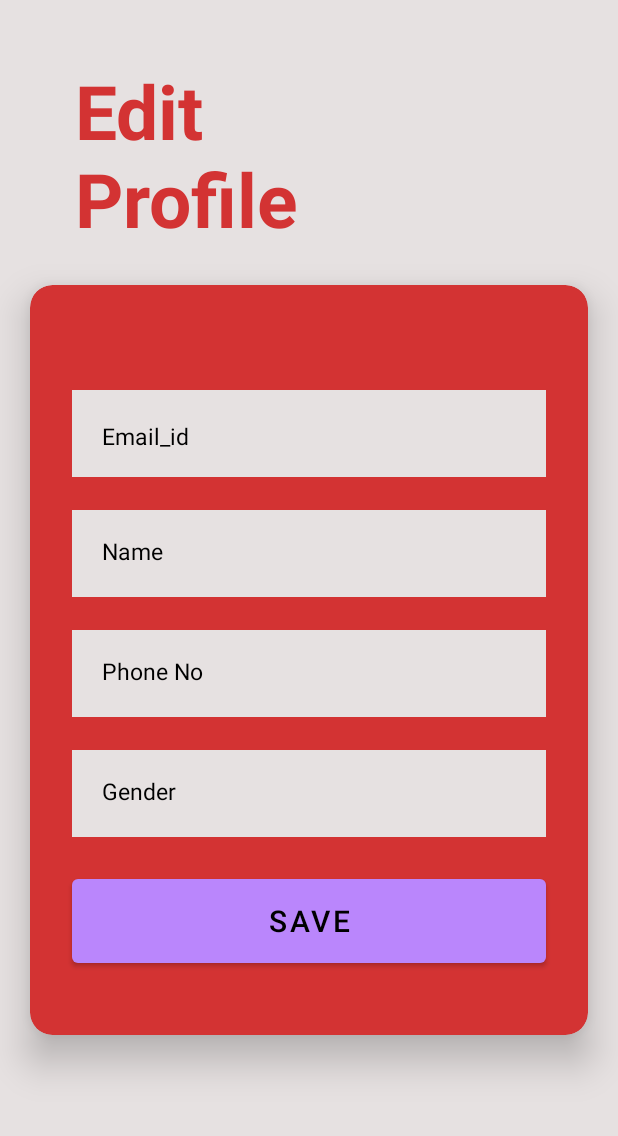
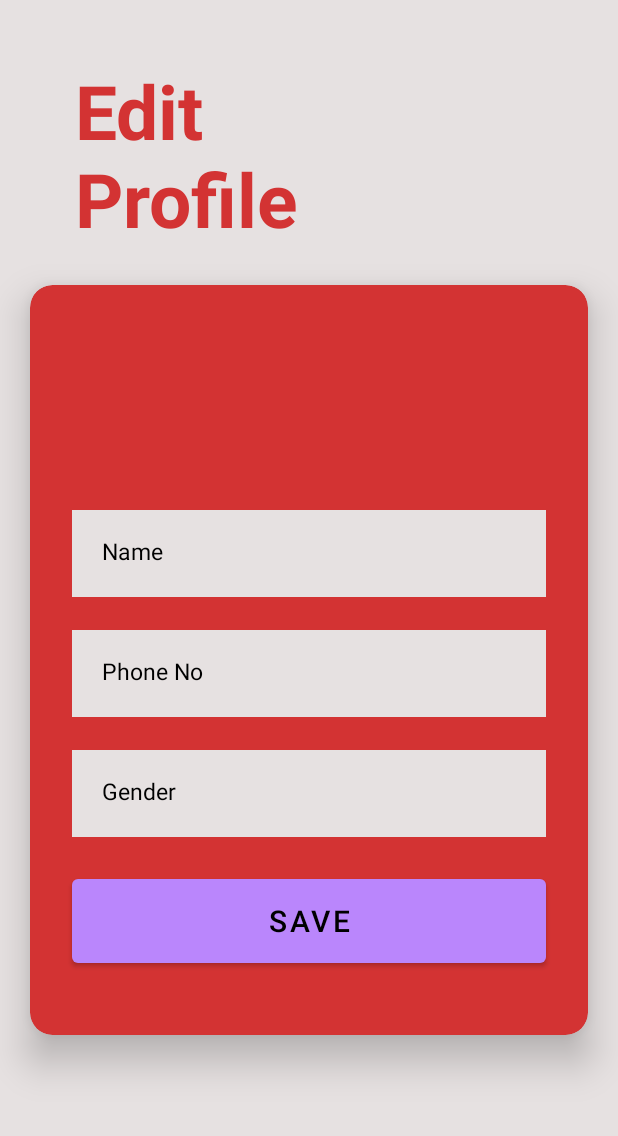
Before and after one commit to ChinmayGawad/Student_Room_Sharing_App, an Android app: the EditProfile screen opened directly, with no data from a screen before it, after a tap on "SAVE", on a phone screen of 412 x 824 dp, the part 84-1220 px from its top. Run offline under Robolectric (Android 15) with nearby library versions, the phone set to English and light mode, and no system bars; our stand-ins replace Firebase (no records; nobody signed in at launch, a user with empty details on screens opened directly).

Commit message:
Edit Profile Done

```diff
--- a/app/build.gradle.kts
+++ b/app/build.gradle.kts
@@ -38,15 +38,13 @@ dependencies {
     implementation("androidx.appcompat:appcompat:1.6.1")
     implementation("com.google.android.material:material:1.11.0")
     implementation("androidx.constraintlayout:constraintlayout:2.1.4")
+    implementation("androidx.activity:activity:1.8.2")
     implementation("com.google.firebase:firebase-database:20.3.1")
+    implementation("com.google.firebase:firebase-auth:22.3.1")
     implementation("com.google.firebase:firebase-storage:20.3.0")
-    implementation("androidx.activity:activity:1.8.2")
     testImplementation("junit:junit:4.13.2")
     androidTestImplementation("androidx.test.ext:junit:1.1.5")
     androidTestImplementation("androidx.test.espresso:espresso-core:3.5.1")
-    implementation(platform("com.google.firebase:firebase-bom:32.7.4"))
-    implementation("com.google.firebase:firebase-auth:22.3.1")
-    implementation("com.google.firebase:firebase-analytics")
     implementation ("com.github.bumptech.glide:glide:4.12.0")
     annotationProcessor ("com.github.bumptech.glide:compiler:4.12.0")
     implementation ("com.github.chrisbanes:PhotoView:2.3.0")
--- a/app/src/main/java/com/pgshare/studentroomsharingapp/EditProfile.java
+++ b/app/src/main/java/com/pgshare/studentroomsharingapp/EditProfile.java
@@ -8,11 +8,23 @@ import android.widget.Toast;
 
 import androidx.appcompat.app.AppCompatActivity;
 
+import com.google.firebase.auth.FirebaseAuth;
+import com.google.firebase.auth.FirebaseUser;
+import com.google.firebase.database.DatabaseReference;
+import com.google.firebase.database.FirebaseDatabase;
+
 public class EditProfile extends AppCompatActivity {
 
-    EditText  nameEditText, phoneEditText, genderEditText;
+    EditText nameEditText, phoneEditText, genderEditText;
     Button saveButton;
     ProgressBar profileProgressBar;
+
+    // Firebase authentication instance
+    FirebaseAuth mAuth;
+    // Firebase Realtime Database instance
+    FirebaseDatabase mDatabase;
+    // Reference to the current user's data node in the database
+    DatabaseReference mUserReference;
 
     @Override
     protected void onCreate(Bundle savedInstanceState) {
@@ -25,6 +37,14 @@ public class EditProfile extends AppCompatActivity {
         saveButton = findViewById(R.id.button);
         profileProgressBar = findViewById(R.id.ProfileProgressBar);
 
+        // Initialize Firebase instances
+        mAuth = FirebaseAuth.getInstance();
+        mDatabase = FirebaseDatabase.getInstance();
+        FirebaseUser currentUser = mAuth.getCurrentUser();
+        if (currentUser != null) {
+            mUserReference = mDatabase.getReference().child("Users").child(currentUser.getUid());
+        }
+
         saveButton.setOnClickListener(v -> {
             // Perform save operation here
             saveProfile();
@@ -32,9 +52,19 @@ public class EditProfile extends AppCompatActivity {
     }
 
     private void saveProfile() {
-        // Placeholder method for saving profile
-        // You can implement your saving logic here
-        // For demonstration, just showing a toast message
-        Toast.makeText(this, "Profile saved!", Toast.LENGTH_SHORT).show();
+        // Retrieve updated profile information from EditText fields
+        String newName = nameEditText.getText().toString();
+        String newPhone = phoneEditText.getText().toString();
+        String newGender = genderEditText.getText().toString();
+
+        // Update profile in the Firebase Realtime Database
+        if (mUserReference != null) {
+            mUserReference.child("name").setValue(newName);
+            mUserReference.child("phone").setValue(newPhone);
+            mUserReference.child("gender").setValue(newGender);
+            Toast.makeText(this, "Profile updated!", Toast.LENGTH_SHORT).show();
+        } else {
+            Toast.makeText(this, "Failed to update profile.", Toast.LENGTH_SHORT).show();
+        }
     }
 }
--- a/app/src/main/res/layout/activity_edit_profile.xml
+++ b/app/src/main/res/layout/activity_edit_profile.xml
@@ -29,18 +29,7 @@
         app:cardCornerRadius="15dp"
         app:cardElevation="15dp">
 
-        <TextView
-            android:id="@+id/textView4"
-            android:layout_width="match_parent"
-            android:layout_height="58dp"
-            android:layout_marginStart="28dp"
-            android:layout_marginEnd="28dp"
-            android:textSize="15dp"
-            android:padding="20dp"
-            android:layout_marginTop="70dp"
-            android:textColorHint="@color/black"
-            android:background="#E6E1E1"
-            android:hint="@string/email_id" />
+
 
         <EditText
             android:id="@+id/editTextText"
```
Also changed, not shown: app/src/main/java/com/pgshare/studentroomsharingapp/Adapter/UserHelper.java (+7 -10 lines), app/src/main/java/com/pgshare/studentroomsharingapp/Authentication/Login.java (+9 -5 lines), app/src/main/java/com/pgshare/studentroomsharingapp/Profile_Page.java (+20 -25 lines), app/src/main/res/layout/activity_sign_up.xml (+10 -8 lines), 1 other file.
